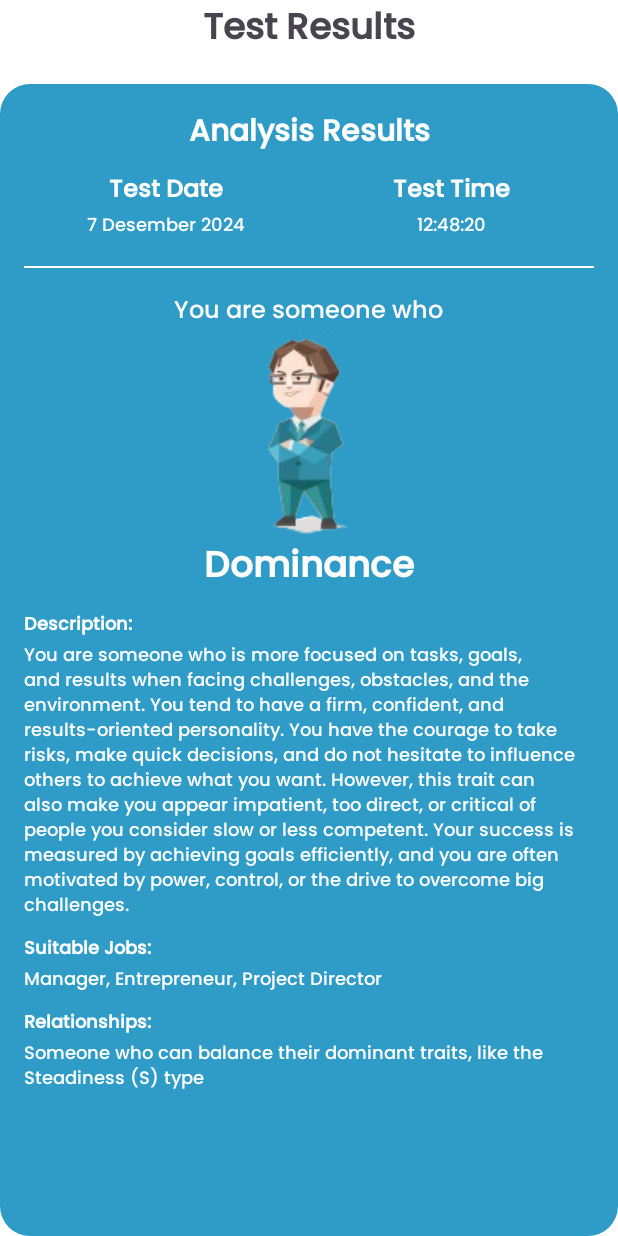
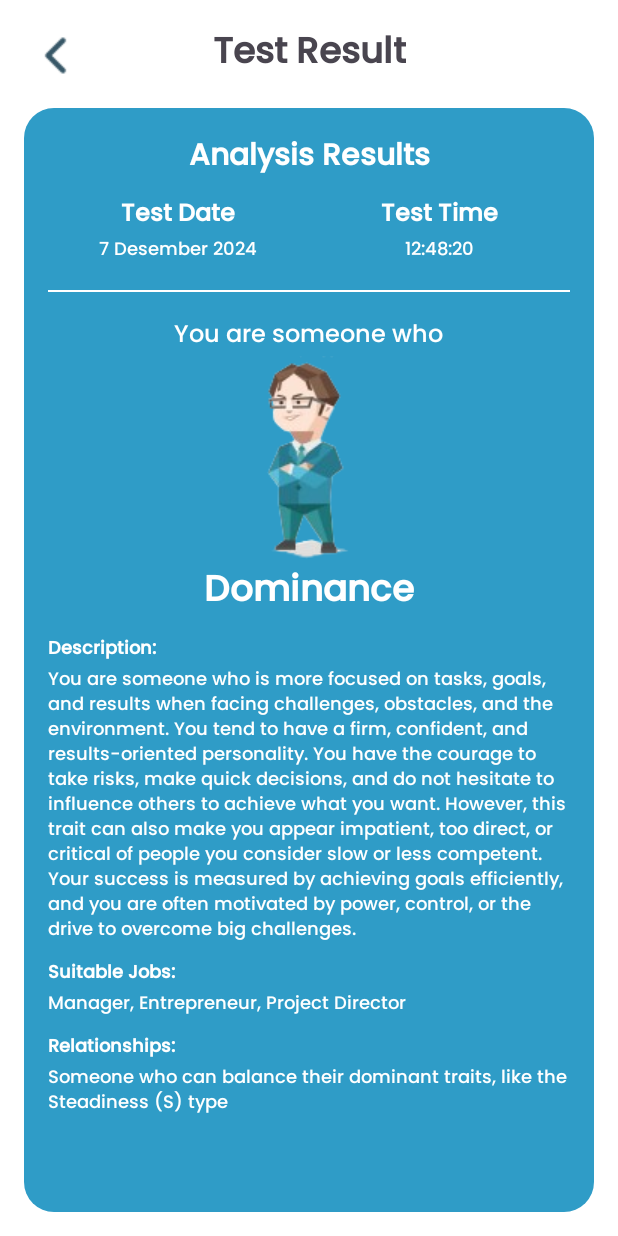
Before and after one commit to PersonaWay/Mobile-Development, an Android app: the SingleResultActivity screen opened directly, with no data from a screen before it, on a phone screen of 412 x 824 dp. Run offline under Robolectric (Android 15) with nearby library versions, the phone set to English and light mode, and no system bars.

Commit message:
fix: minor layout changes on result activity

```diff
--- a/app/src/main/java/com/capstone/personaway/ui/SingleResultActivity.kt
+++ b/app/src/main/java/com/capstone/personaway/ui/SingleResultActivity.kt
@@ -15,6 +15,10 @@ class SingleResultActivity : AppCompatActivity() {
         binding = ActivitySingleResultBinding.inflate(layoutInflater)
         setContentView(binding.root)
 
+        binding.btnBack.setOnClickListener {
+            finish()
+        }
+
         val resultItem = intent.getSerializableExtra("RESULT_ITEM") as? ResultItem
         resultItem?.let {
             binding.tvResult.text = getString(R.string.hasil_test_detail)
--- a/app/src/main/res/layout/activity_single_result.xml
+++ b/app/src/main/res/layout/activity_single_result.xml
@@ -4,9 +4,15 @@
     xmlns:app="http://schemas.android.com/apk/res-auto"
     android:layout_width="match_parent"
     android:layout_height="match_parent"
-    android:layout_marginHorizontal="32dp"
-    android:layout_marginTop="64dp"
-    android:layout_marginBottom="16dp">
+    android:padding="16dp">
+
+    <ImageButton
+        android:id="@+id/btnBack"
+        android:layout_width="wrap_content"
+        android:layout_height="wrap_content"
+        android:background="@drawable/ic_back"
+        app:layout_constraintStart_toStartOf="parent"
+        app:layout_constraintTop_toTopOf="parent" />
 
     <TextView
         android:id="@+id/tvResult"
--- a/app/src/main/res/layout/single_result_history.xml
+++ b/app/src/main/res/layout/single_result_history.xml
@@ -4,7 +4,8 @@
     android:layout_height="wrap_content"
     xmlns:app="http://schemas.android.com/apk/res-auto"
     android:background="@drawable/kotak_secondary"
-    android:padding="8dp">
+    android:padding="8dp"
+    android:layout_marginBottom="4dp">
 
     <TextView
         android:id="@+id/tvNumber"
--- a/app/src/main/res/values/strings.xml
+++ b/app/src/main/res/values/strings.xml
@@ -59,7 +59,7 @@
     <string name="ganti_kata_sandi_profile">Change Password</string>
     <string name="hello_welcome">Hello</string>
     <string name="hasil_test">Test Results</string>
-    <string name="hasil_test_detail">Test Results</string>
+    <string name="hasil_test_detail">Test Result</string>
     <string name="hasil_analisis_detail">Analysis Results</string>
     <string name="tanggal_tes">Test Date</string>
     <string name="waktu_tes">Test Time</string>
```
